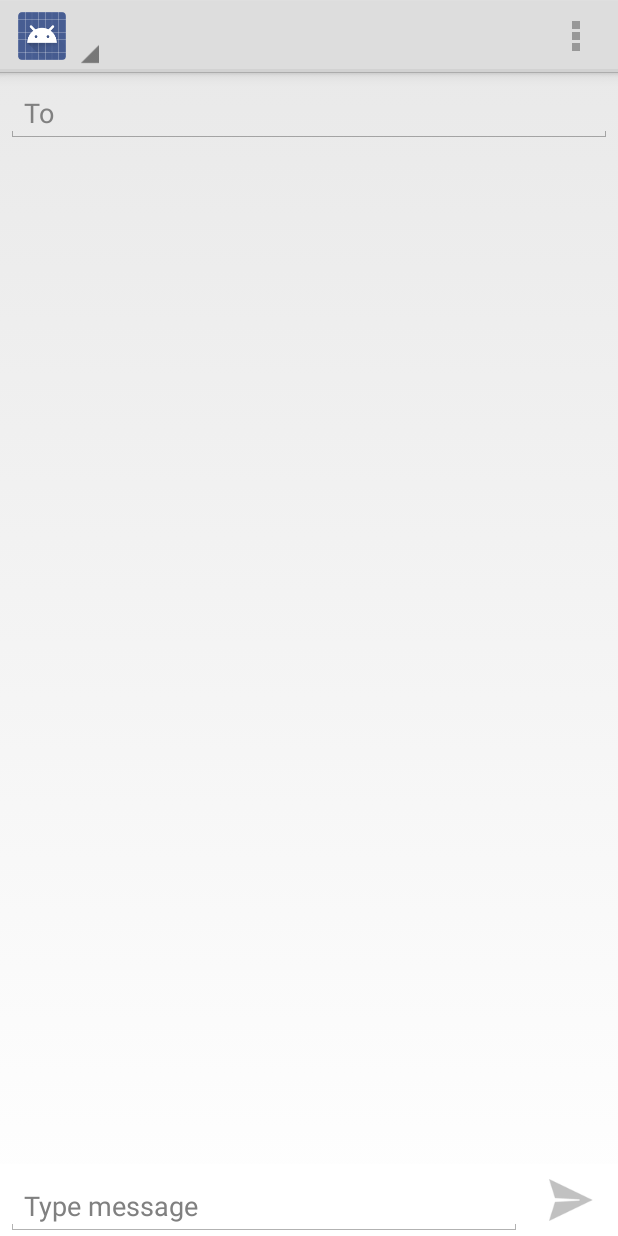
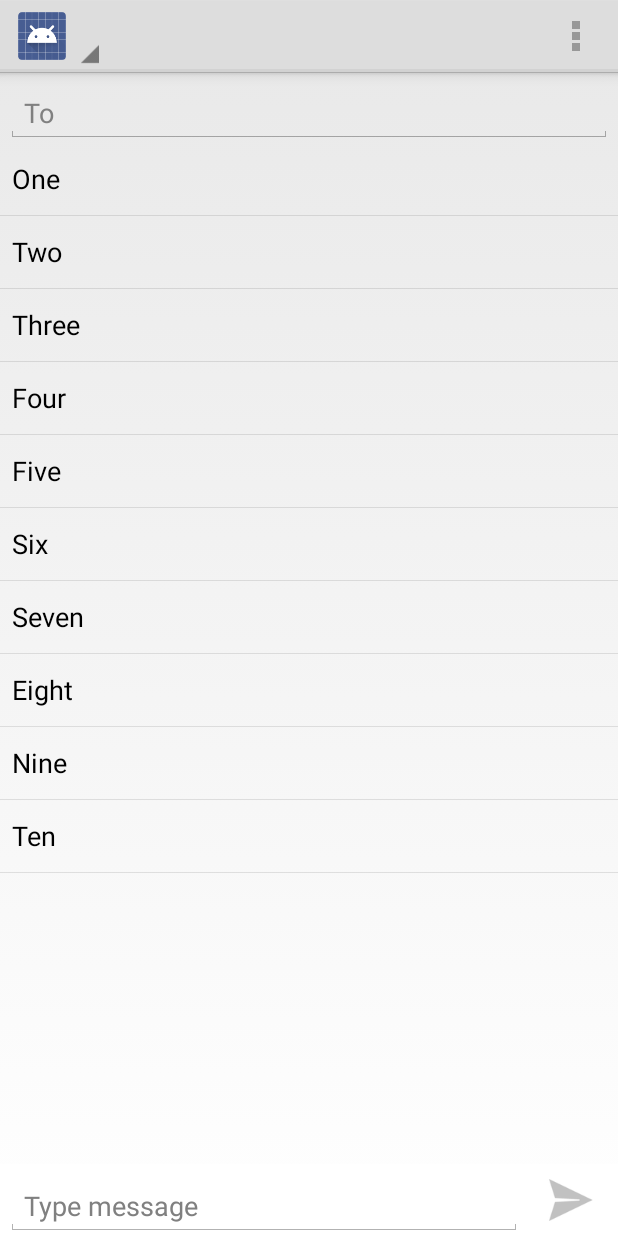
Before and after one commit to SwiftSMS/Android, an Android app: the ComposeActivity screen opened directly, with no data from a screen before it, on a phone screen of 412 x 824 dp. Run offline under Robolectric (Android 15) with nearby library versions, the phone set to English and light mode, and no system bars; plain views replace TwoWayView; pictures from the network do not load; 7 statements that could not run were skipped.

Commit message:
Add basic listview for message history

```diff
--- a/app/src/main/java/com/swift/ui/view/ComposeActivity.java
+++ b/app/src/main/java/com/swift/ui/view/ComposeActivity.java
@@ -31,9 +31,11 @@ import android.view.View;
 import android.view.animation.AlphaAnimation;
 import android.view.animation.Animation;
 import android.webkit.CookieSyncManager;
+import android.widget.ArrayAdapter;
 import android.widget.AutoCompleteTextView;
 import android.widget.EditText;
 import android.widget.ImageButton;
+import android.widget.ListView;
 import android.widget.TextView;
 
 import com.swift.R;
@@ -72,6 +74,7 @@ public class ComposeActivity extends Activity implements Observer, ActionBar.OnN
 	private TextView notificationArea;
 	private TwoWayView recentList;
 	private View recentLayout;
+	private ListView messageHistory;
 
 	private Operator operator;
 	private SharedPreferences preferences;
@@ -103,6 +106,7 @@ public class ComposeActivity extends Activity implements Observer, ActionBar.OnN
 		this.recipientEdittext = (AutoCompleteTextView) this.findViewById(R.id.text_compose_recipients);
 		this.recentList = (TwoWayView) this.findViewById(R.id.list_compose_recent);
 		this.recentLayout = this.findViewById(R.id.layout_compose_recent);
+		this.messageHistory = (ListView) this.findViewById(R.id.list_compose_message_history);
 
 		final TextView characterCountTextView = (TextView) this.findViewById(R.id.label_compose_character_count);
 		this.charCountWatcher = new CharacterCountTextWatcher(characterCountTextView);
@@ -117,11 +121,15 @@ public class ComposeActivity extends Activity implements Observer, ActionBar.OnN
 		this.recipientEdittext.setOnItemClickListener(itemClickTextWatcher);
 		this.charCountWatcher.addObserver(this);
 		this.messageEditText.addTextChangedListener(this.charCountWatcher);
+		this.messageEditText.setOnFocusChangeListener(this.charCountWatcher);
 		this.recentList.setAdapter(this.recentAdapter);
 		this.recentList.setHorizontalScrollBarEnabled(false);
 		this.recentList.setOnItemClickListener(new RecentContactsClickListener(this.recipientEdittext));
 
 		this.handleIntentData();
+
+
+        messageHistory.setAdapter(new ArrayAdapter<String>(this.themedContext, android.R.layout.simple_list_item_1, new String[] {"One", "Two", "Three", "Four", "Five", "Six", "Seven", "Eight", "Nine", "Ten"}));
 	}
 
 	/**
@@ -346,6 +354,7 @@ public class ComposeActivity extends Activity implements Observer, ActionBar.OnN
 	public void update(final Observable observable, final Object data) {
 		this.updateSendButton();
 		this.updateRecentList();
+		this.updateMessageHistory();
 	}
 
 	private void updateRecentList() {
@@ -360,6 +369,20 @@ public class ComposeActivity extends Activity implements Observer, ActionBar.OnN
 					final Animation fadeInAnim = new AlphaAnimation(0, 1);
 					this.runOnUiThread(new AnimationRunner(this.recentLayout, FADE_DURATION, fadeInAnim, View.VISIBLE));
 				}
+			}
+		}
+	}
+
+	private void updateMessageHistory() {
+		if (this.recipientEdittext.length() > 0 && !this.recipientEdittext.isFocused()) {
+			if (this.messageHistory.getVisibility() == View.GONE) {
+				final Animation fadeInAnim = new AlphaAnimation(0, 1);
+				this.runOnUiThread(new AnimationRunner(this.messageHistory, FADE_DURATION, fadeInAnim, View.VISIBLE));
+			}
+		} else {
+			if (this.messageHistory.getVisibility() == View.VISIBLE) {
+				final Animation fadeOutAnim = new AlphaAnimation(1, 0);
+				this.runOnUiThread(new AnimationRunner(this.messageHistory, FADE_DURATION, fadeOutAnim, View.GONE));
 			}
 		}
 	}
--- a/app/src/main/java/com/swift/ui/view/util/CharacterCountTextWatcher.java
+++ b/app/src/main/java/com/swift/ui/view/util/CharacterCountTextWatcher.java
@@ -5,13 +5,14 @@ import java.util.Observable;
 import android.text.Editable;
 import android.text.TextWatcher;
 import android.view.View;
+import android.view.View.OnFocusChangeListener;
 import android.widget.EditText;
 import android.widget.TextView;
 
 /**
  * This class is responsible for counting the characters in an {@link EditText} and display that count in a {@link TextView}.
  */
-public class CharacterCountTextWatcher extends Observable implements TextWatcher {
+public class CharacterCountTextWatcher extends Observable implements TextWatcher, OnFocusChangeListener {
 
 	private final TextView characterCountTextView;
 	private int maxCharCount = 0;
@@ -64,4 +65,10 @@ public class CharacterCountTextWatcher extends Observable implements TextWatcher
 	public void setCharacterLimit(final int result) {
 		this.maxCharCount = result;
 	}
+
+	@Override
+	public void onFocusChange(final View v, final boolean hasFocus) {
+		this.setChanged();
+		this.notifyObservers();
+	}
 }
--- a/app/src/main/res/layout/activity_compose.xml
+++ b/app/src/main/res/layout/activity_compose.xml
@@ -32,6 +32,7 @@
         <TextView
             android:layout_width="wrap_content"
             android:layout_height="wrap_content"
+            android:paddingLeft="@dimen/element_margin"
             android:paddingStart="@dimen/element_margin"
             android:text="@string/recent_contacts" />
 
@@ -42,6 +43,15 @@
             android:layout_height="60dp"
             android:listSelector="@android:color/transparent" />
     </LinearLayout>
+
+    <ListView
+        android:layout_width="wrap_content"
+        android:layout_height="wrap_content"
+        android:id="@+id/list_compose_message_history"
+        android:layout_below="@+id/text_compose_recipients"
+        android:layout_alignParentLeft="true"
+        android:layout_alignParentStart="true"
+        android:layout_above="@+id/layout_compose_bottom_scrollview" />
 
     <TextView
         android:id="@+id/text_compose_notification"
```
